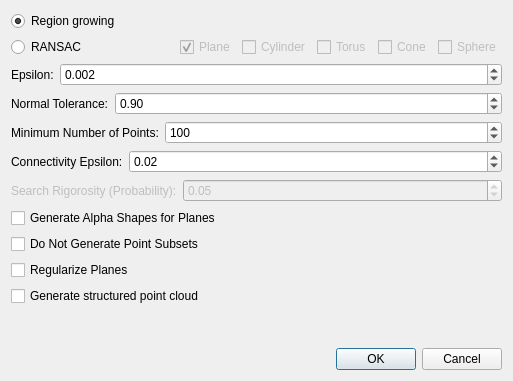
Old version of the form Polyhedron/demo/Polyhedron/Plugins/Point_set/Point_set_shape_detection_plugin.ui in the repository CGAL/cgal-public-dev.
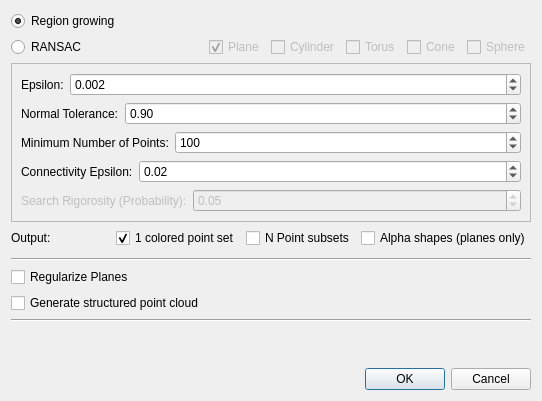
New version of the form.

Commit message: Improve output of shape detection plugin (using 1 colored point set)

The edit to the form file:
```diff
--- a/Polyhedron/demo/Polyhedron/Plugins/Point_set/Point_set_shape_detection_plugin.ui
+++ b/Polyhedron/demo/Polyhedron/Plugins/Point_set/Point_set_shape_detection_plugin.ui
@@ -6,14 +6,14 @@
    <rect>
     <x>0</x>
     <y>0</y>
-    <width>513</width>
-    <height>381</height>
+    <width>542</width>
+    <height>401</height>
    </rect>
   </property>
   <property name="windowTitle">
    <string>Shape Detection</string>
   </property>
-  <layout class="QVBoxLayout" name="verticalLayout">
+  <layout class="QVBoxLayout" name="verticalLayout_2">
    <item>
     <layout class="QGridLayout" name="gridLayout">
      <item row="1" column="0">
@@ -96,6 +96,15 @@
     </layout>
    </item>
    <item>
+    <widget class="QFrame" name="frame">
+     <property name="frameShape">
+      <enum>QFrame::StyledPanel</enum>
+     </property>
+     <property name="frameShadow">
+      <enum>QFrame::Raised</enum>
+     </property>
+     <layout class="QVBoxLayout" name="verticalLayout">
+      <item>
     <layout class="QHBoxLayout" name="horizontalLayout_2" stretch="0,1">
      <item>
       <widget class="QLabel" name="label_2">
@@ -239,17 +248,61 @@
      </item>
     </layout>
    </item>
+     </layout>
+    </widget>
+   </item>
    <item>
-    <widget class="QCheckBox" name="m_generate_alpha">
+    <layout class="QHBoxLayout" name="horizontalLayout_7">
+     <item>
+      <widget class="QLabel" name="label_6">
      <property name="text">
-      <string>Generate Alpha Shapes for Planes</string>
+        <string>Output:</string>
      </property>
     </widget>
    </item>
    <item>
-    <widget class="QCheckBox" name="m_do_not_generate_subset">
+      <widget class="QCheckBox" name="m_one_colored_point_set">
      <property name="text">
-      <string>Do Not Generate Point Subsets</string>
+        <string>1 colored point set</string>
+       </property>
+       <property name="checked">
+        <bool>true</bool>
+       </property>
+      </widget>
+     </item>
+     <item>
+      <widget class="QCheckBox" name="m_point_subsets">
+       <property name="text">
+        <string>N Point subsets</string>
+       </property>
+      </widget>
+     </item>
+     <item>
+      <widget class="QCheckBox" name="m_alpha_shapes">
+       <property name="text">
+        <string>Alpha shapes (planes only)</string>
+       </property>
+      </widget>
+     </item>
+    </layout>
+   </item>
+   <item>
+    <spacer name="verticalSpacer_2">
+     <property name="orientation">
+      <enum>Qt::Vertical</enum>
+     </property>
+     <property name="sizeHint" stdset="0">
+      <size>
+       <width>20</width>
+       <height>0</height>
+      </size>
+     </property>
+    </spacer>
+   </item>
+   <item>
+    <widget class="Line" name="line">
+     <property name="orientation">
+      <enum>Qt::Horizontal</enum>
      </property>
     </widget>
    </item>
@@ -270,6 +323,13 @@
      </property>
     </widget>
    </item>
+   <item>
+    <widget class="Line" name="line_2">
+     <property name="orientation">
+      <enum>Qt::Horizontal</enum>
+     </property>
+    </widget>
+   </item>
    <item>
     <spacer name="verticalSpacer">
      <property name="orientation">
```
Lines whose indentation alone changed are shown as unchanged. The commit also changes 1 other file.
